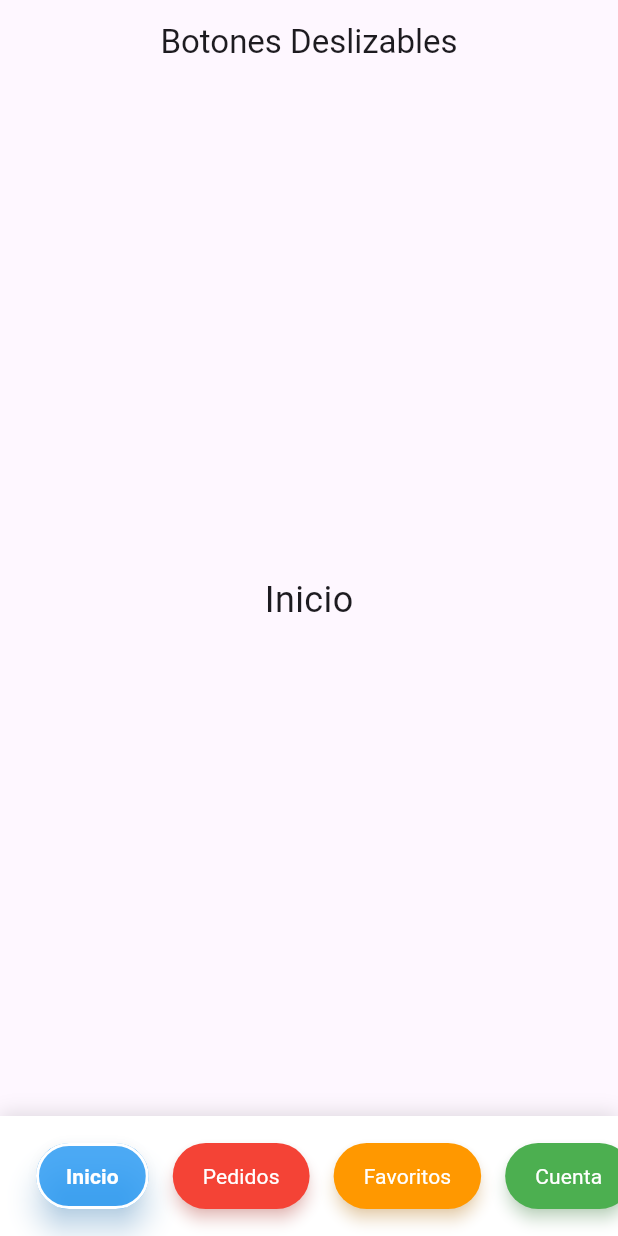
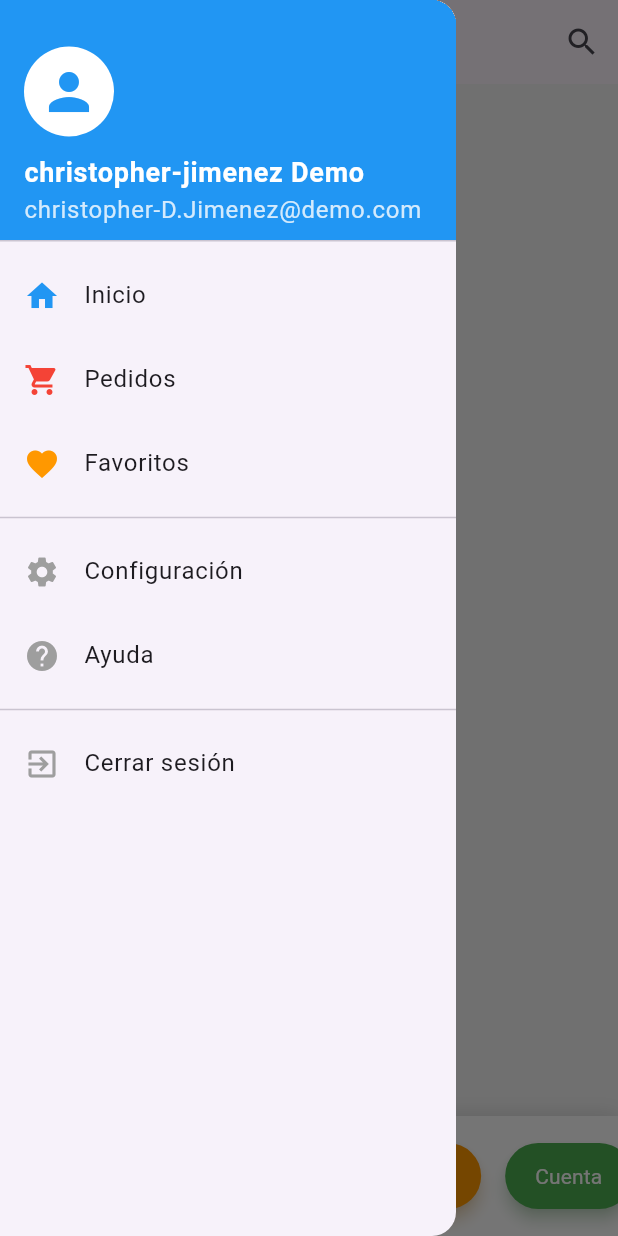
Before and after one commit to chrisShikayri/bottones, a Flutter app: the screen it shows after launch, with the side drawer open (before the commit the screen has no drawer), on a phone screen of 412 x 824 dp. Run offline on Flutter 3.47's test engine with Material 3 defaults, Android fonts, the phone set to English and light mode, and no system bars.

Commit message:
menu drawer

```diff
--- a/lib/main.dart
+++ b/lib/main.dart
@@ -8,9 +8,13 @@ class MyApp extends StatelessWidget {
   @override
   Widget build(BuildContext context) {
     return MaterialApp(
-      title: 'Botones Deslizables',
-      theme: ThemeData(primarySwatch: Colors.blue),
+      title: 'App con Drawer y Botones Deslizables',
+      theme: ThemeData(
+        primarySwatch: Colors.blue,
+        scaffoldBackgroundColor: Colors.grey[100],
+      ),
       home: MyHomePage(),
+      debugShowCheckedModeBanner: false,
     );
   }
 }
@@ -26,6 +30,7 @@ class MyHomePage extends StatefulWidget {
 class _MyHomePageState extends State<MyHomePage> {
   int _selectedIndex = 0;
   final ScrollController _scrollController = ScrollController();
+  final GlobalKey<ScaffoldState> _scaffoldKey = GlobalKey<ScaffoldState>();
 
   final List<String> _labels = [
     'Inicio',
@@ -52,15 +57,15 @@ class _MyHomePageState extends State<MyHomePage> {
   ];
 
   final List<Widget> _pages = [
-    Center(child: Text('Inicio', style: TextStyle(fontSize: 24))),
-    Center(child: Text('Pedidos', style: TextStyle(fontSize: 24))),
-    Center(child: Text('Favoritos', style: TextStyle(fontSize: 24))),
-    Center(child: Text('Cuenta', style: TextStyle(fontSize: 24))),
-    Center(child: Text('Más', style: TextStyle(fontSize: 24))),
-    Center(child: Text('Configuración', style: TextStyle(fontSize: 24))),
-    Center(child: Text('Ayuda', style: TextStyle(fontSize: 24))),
-    Center(child: Text('Historial', style: TextStyle(fontSize: 24))),
-    Center(child: Text('Promociones', style: TextStyle(fontSize: 24))),
+    Center(child: Text('Página de Inicio', style: TextStyle(fontSize: 24))),
+    Center(child: Text('Página de Pedidos', style: TextStyle(fontSize: 24))),
+    Center(child: Text('Página de Favoritos', style: TextStyle(fontSize: 24))),
+    Center(child: Text('Página de Cuenta', style: TextStyle(fontSize: 24))),
+    Center(child: Text('Página de Más Opciones', style: TextStyle(fontSize: 24))),
+    Center(child: Text('Página de Configuración', style: TextStyle(fontSize: 24))),
+    Center(child: Text('Página de Ayuda', style: TextStyle(fontSize: 24))),
+    Center(child: Text('Página de Historial', style: TextStyle(fontSize: 24))),
+    Center(child: Text('Página de Promociones', style: TextStyle(fontSize: 24))),
   ];
 
   void _onButtonTapped(int index) {
@@ -68,10 +73,9 @@ class _MyHomePageState extends State<MyHomePage> {
       _selectedIndex = index;
     });
 
-    // Opcional: Auto-scroll para hacer visible el botón seleccionado
     WidgetsBinding.instance.addPostFrameCallback((_) {
       _scrollController.animateTo(
-        (index * 100).toDouble(), // Ajusta este valor según el ancho de tus botones
+        (index * 100).toDouble(),
         duration: Duration(milliseconds: 300),
         curve: Curves.easeOut,
       );
@@ -113,10 +117,22 @@ class _MyHomePageState extends State<MyHomePage> {
   @override
   Widget build(BuildContext context) {
     return Scaffold(
+      key: _scaffoldKey,
       appBar: AppBar(
-        title: Text('Botones Deslizables'),
+        title: Text(_labels[_selectedIndex]),
         centerTitle: true,
+        leading: IconButton(
+          icon: Icon(Icons.menu),
+          onPressed: () => _scaffoldKey.currentState?.openDrawer(),
+        ),
+        actions: [
+          IconButton(
+            icon: Icon(Icons.search),
+            onPressed: () {},
+          ),
+        ],
       ),
+      drawer: _buildDrawer(context),
       body: _pages[_selectedIndex],
       bottomNavigationBar: Container(
         height: 80,
@@ -145,4 +161,96 @@ class _MyHomePageState extends State<MyHomePage> {
       ),
     );
   }
+
+  Widget _buildDrawer(BuildContext context) {
+    return Drawer(
+      child: ListView(
+        padding: EdgeInsets.zero,
+        children: [
+          DrawerHeader(
+            decoration: BoxDecoration(
+              color: Colors.blue,
+            ),
+            child: Column(
+              crossAxisAlignment: CrossAxisAlignment.start,
+              mainAxisAlignment: MainAxisAlignment.end,
+              children: [
+                CircleAvatar(
+                  radius: 30,
+                  backgroundColor: Colors.white,
+                  child: Icon(Icons.person, size: 40, color: Colors.blue),
+                ),
+                SizedBox(height: 10),
+                Text(
+                  'christopher-jimenez Demo',
+                  style: TextStyle(
+                    color: Colors.white,
+                    fontSize: 18,
+                    fontWeight: FontWeight.bold,
+                  ),
+                ),
+                Text(
+                  'christopher-D.Jimenez@demo.com',
+                  style: TextStyle(
+                    // ignore: deprecated_member_use
+                    color: Colors.white.withOpacity(0.8),
+                  ),
+                ),
+              ],
+            ),
+          ),
+          ListTile(
+            leading: Icon(Icons.home, color: Colors.blue),
+            title: Text('Inicio'),
+            onTap: () {
+              _onButtonTapped(0);
+              Navigator.pop(context);
+            },
+          ),
+          ListTile(
+            leading: Icon(Icons.shopping_cart, color: Colors.red),
+            title: Text('Pedidos'),
+            onTap: () {
+              _onButtonTapped(1);
+              Navigator.pop(context);
+            },
+          ),
+          ListTile(
+            leading: Icon(Icons.favorite, color: Colors.orange),
+            title: Text('Favoritos'),
+            onTap: () {
+              _onButtonTapped(2);
+              Navigator.pop(context);
+            },
+          ),
+          Divider(),
+          ListTile(
+            leading: Icon(Icons.settings, color: Colors.grey),
+            title: Text('Configuración'),
+            onTap: () {
+              _onButtonTapped(5);
+              Navigator.pop(context);
+            },
+          ),
+          ListTile(
+            leading: Icon(Icons.help, color: Colors.grey),
+            title: Text('Ayuda'),
+            onTap: () {
+              _onButtonTapped(6);
+              Navigator.pop(context);
+            },
+          ),
+          Divider(),
+          ListTile(
+            leading: Icon(Icons.exit_to_app, color: Colors.grey),
+            title: Text('Cerrar sesión'),
+            onTap: () {
+              // Aquí iría la lógica para cerrar sesión
+              Navigator.pop(context);
+            },
+          ),
+        ],
+      ),
+    );
+  }
 }
```
